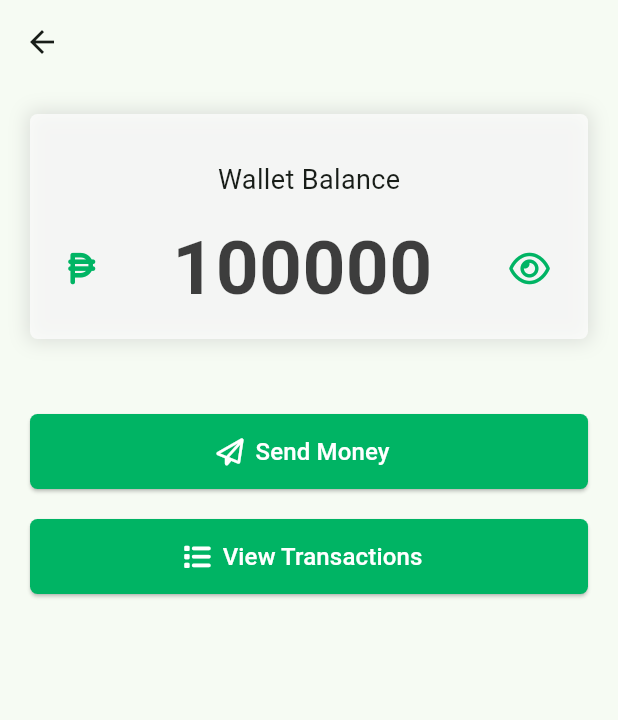
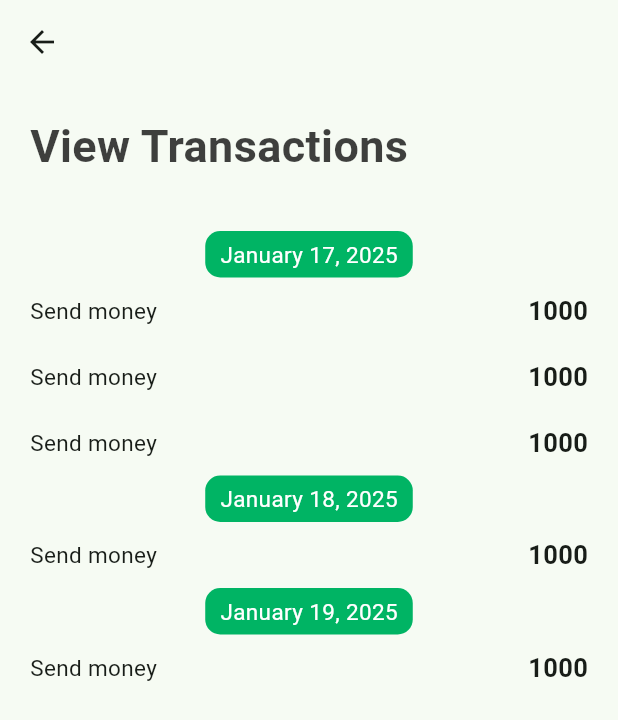
Before and after one commit to myteddy15/send_money_app, a Flutter app: the DashboardScreen screen opened by its route, after a tap on "View Transactions", on a phone screen of 412 x 824 dp. Shown: the top 720 px of the screen. Run offline on Flutter 3.47's test engine with Material 3 defaults, Android fonts, the phone set to English and light mode, and no system bars; our stand-ins replace font_awesome_flutter.

Commit message:
Create view transactions screen

```diff
--- a/lib/main.dart
+++ b/lib/main.dart
@@ -3,6 +3,7 @@ import 'package:send_money_app/utils/nav_routes.dart';
 import 'package:send_money_app/views/screens/dashboard.dart';
 import 'package:send_money_app/views/screens/login.dart';
 import 'package:send_money_app/views/screens/send_money.dart';
+import 'package:send_money_app/views/screens/view_transactions.dart';
 
 void main() {
   runApp(const MyApp());
@@ -17,6 +18,7 @@ class MyApp extends StatelessWidget {
     return MaterialApp(
       title: 'Flutter Demo',
       theme: ThemeData(
+        primaryColor: const Color(0xff00b464),
         colorScheme: ColorScheme.fromSeed(seedColor: const Color(0xff00b464)),
         elevatedButtonTheme: ElevatedButtonThemeData(
           style: ElevatedButton.styleFrom(
@@ -36,9 +38,10 @@ class MyApp extends StatelessWidget {
       ),
       initialRoute: NavRoutes.login,
       routes: {
-        NavRoutes.login: (context) => const LoginScreen(),
-        NavRoutes.dashboard :(context) => const DashboardScreen(),
-        NavRoutes.sendMoney :(context) => const SendMoneyScreen()
+        NavRoutes.login : (context) => const LoginScreen(),
+        NavRoutes.dashboard : (context) => const DashboardScreen(),
+        NavRoutes.sendMoney : (context) => const SendMoneyScreen(),
+        NavRoutes.viewTransactions : (context) => const ViewTransactionsScreen()
       },
     );
   }
--- /dev/null
+++ b/lib/models/transactions.dart
@@ -0,0 +1,13 @@
+class Transactions {
+  String date;
+  List<TransactionDetails> transactionDetails;
+
+  Transactions(this.date, this.transactionDetails);
+}
+
+class TransactionDetails {
+  String name;
+  String amount;
+
+  TransactionDetails(this.name, this.amount);
+}
--- a/lib/views/screens/dashboard.dart
+++ b/lib/views/screens/dashboard.dart
@@ -80,7 +80,7 @@ class DashboardScreen extends StatelessWidget {
               child: ElevatedButton.icon(
                 icon: const FaIcon(FontAwesomeIcons.list),
                 onPressed: () {
-                  Navigator.pushReplacementNamed(context, NavRoutes.dashboard);
+                  Navigator.pushNamed(context, NavRoutes.viewTransactions);
                 },
                 label: Text(
                   "View Transactions",
--- /dev/null
+++ b/lib/views/screens/view_transactions.dart
@@ -0,0 +1,99 @@
+import 'package:flutter/material.dart';
+import 'package:send_money_app/models/transactions.dart';
+
+class ViewTransactionsScreen extends StatelessWidget {
+  const ViewTransactionsScreen({super.key});
+
+  @override
+  Widget build(BuildContext context) {
+
+
+
+    final data = [
+      Transactions("January 17, 2025", [
+        TransactionDetails("Send money", "1000"),
+        TransactionDetails("Send money", "1000"),
+        TransactionDetails("Send money", "1000")]),
+      Transactions("January 18, 2025", [
+        TransactionDetails("Send money", "1000")]),
+      Transactions("January 19, 2025", [
+        TransactionDetails("Send money", "1000")])
+    ];
+
+    return Scaffold(
+      appBar: AppBar(),
+      body: Padding(
+        padding: const EdgeInsets.all(20),
+        child: Column(
+          crossAxisAlignment: CrossAxisAlignment.start,
+          children: [
+            Text(
+              "View Transactions",
+              textAlign: TextAlign.start,
+              style: const TextStyle().copyWith(
+                fontSize: 30,
+                fontWeight: FontWeight.bold,
+                color: Colors.black.withOpacity(0.75)
+              )
+            ),
+            const SizedBox(height: 35),
+            ListView.builder(
+              itemCount: data.length,
+              shrinkWrap: true,
+              itemBuilder: (context, index) {
+                return Column(
+                  children: [
+                    Container(
+                      decoration: BoxDecoration(
+                        color: Theme.of(context).primaryColor,
+                        borderRadius: BorderRadius.circular(10),
+                      ),
+                      child: Padding(
+                        padding: const EdgeInsets.fromLTRB(10, 5, 10, 5),
+                        child: Text(
+                          data[index].date,
+                          style: const TextStyle().copyWith(
+                            fontSize: 15,
+                            color: Colors.white
+                          ),
+                        ),
+                      ),
+                    ),
+                    ListView.builder(
+                      physics: const NeverScrollableScrollPhysics(),
+                      shrinkWrap: true,
+                      itemCount: data[index].transactionDetails.length,
+                      itemBuilder: (context, transactionDetailsIndex) {
+                        return Padding(
+                          padding: const EdgeInsets.only(top: 10, bottom: 10),
+                          child: Row(
+                            mainAxisAlignment: MainAxisAlignment.spaceBetween,
+                            children: [
+                              Text(
+                                data[index].transactionDetails[transactionDetailsIndex].name,
+                                style: const TextStyle().copyWith(
+                                  fontSize: 15
+                                ),
+                              ),
+                              Text(
+                                data[index].transactionDetails[transactionDetailsIndex].amount,
+                                style: const TextStyle().copyWith(
+                                  fontSize: 17,
+                                  fontWeight: FontWeight.bold
+                                ),
+                              ),
+                            ],
+                          ),
+                        );
+                      }
+                    )
+                  ],
+                );
+              }
+            )
+          ]
+        ),
+      ),
+    );
+  }
+}
```
